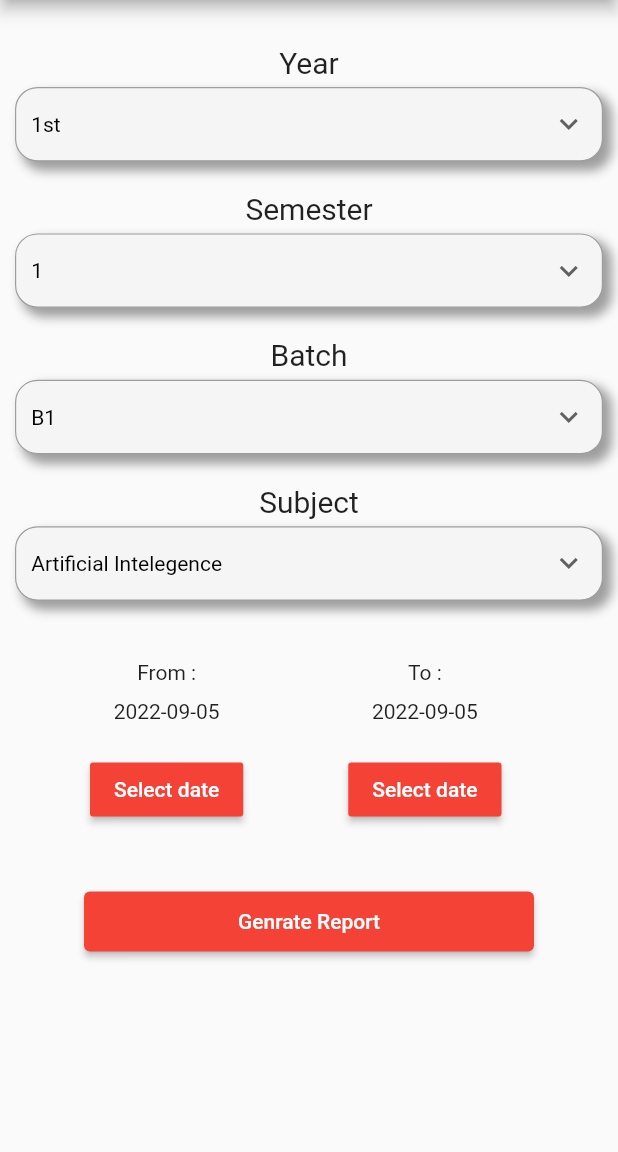
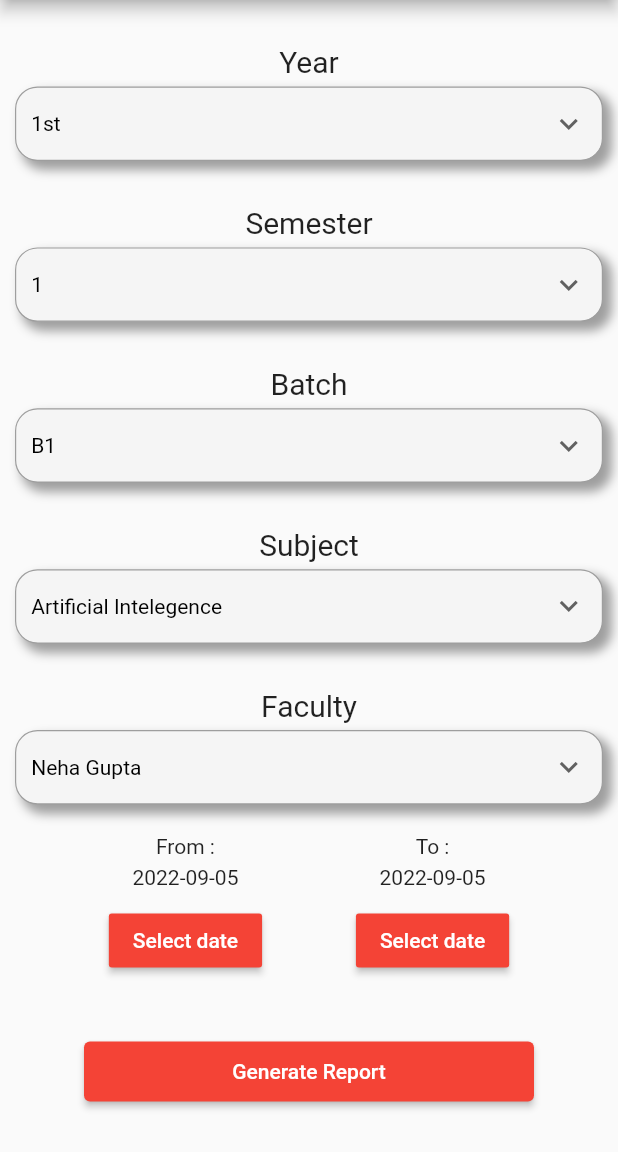
Before and after one commit to Louilasy/student_attendance, a Flutter app: the ReportGenration screen opened directly, on a phone screen of 412 x 824 dp, the part 84-1236 px from its top. Run offline on Flutter 3.47's test engine with Material 2 defaults, Android fonts, the phone set to English and light mode, and no system bars; our stand-ins replace focused_menu.

Commit message:
fix(report-and-attendance): Rectify errors

```diff
--- a/lib/main.dart
+++ b/lib/main.dart
@@ -1,5 +1,3 @@
-import 'package:student_attendance/pages/addpages/add_faculty.dart';
-import 'package:student_attendance/pages/addpages/add_student.dart';
 import 'package:student_attendance/pages/loginpages/logout.dart';
 import 'package:student_attendance/pages/profilepages/adminPage.dart';
 import 'package:student_attendance/pages/reportpages/adminreport.dart';
@@ -38,8 +36,7 @@ class myApp extends StatelessWidget {
       debugShowCheckedModeBanner: false,
       title: 'Student Attendance',
       theme: themeData,
-      home:
-          LoginPage(),
+      home: LoginPage(),
       // Logout(),
       // LoginNavScreen(),
       // AttendenceDropdownPage1(),
@@ -60,7 +57,6 @@ class myApp extends StatelessWidget {
       // AddFaculty(),
       // EditFaculty(),
       // MyHomePage(title: 'Flutter Demo Home Page'),
-
     );
   }
 }
--- a/lib/pages/detailspages/facultyScreen.dart
+++ b/lib/pages/detailspages/facultyScreen.dart
@@ -1,5 +1,5 @@
 import 'package:student_attendance/model/userDetailModel.dart';
-import 'package:student_attendance/pages/addpages/add_faculty.dart';
+import 'package:student_attendance/pages/addPages/add_faculty.dart';
 import 'package:student_attendance/widgets/profilePhotoWidget.dart';
 import 'package:student_attendance/utils/names.dart';
 import 'package:student_attendance/utils/userPrefrences.dart';
@@ -128,5 +128,4 @@ class _FacultyPageState extends State<FacultyPage> {
       ),
     );
   }
-
 }
--- a/lib/pages/reportpages/reportGeneration.dart
+++ b/lib/pages/reportpages/reportGeneration.dart
@@ -28,6 +28,7 @@ class _ReportGenrationState extends State<ReportGenration> {
           selectedDate = picked;
         });
     }
+
     Future<void> _selectDate2(BuildContext context) async {
       final DateTime? picked2 = await showDatePicker(
           context: context,
@@ -39,6 +40,7 @@ class _ReportGenrationState extends State<ReportGenration> {
           selectedDate2 = picked2;
         });
     }
+
     // String yeardropdownValue = CollegeYear[0];
     // String batchdropdownValue = Batch[0];
     // String subjectdropdownValue = Subject[0];
@@ -50,87 +52,98 @@ class _ReportGenrationState extends State<ReportGenration> {
       body: Padding(
         padding: const EdgeInsets.all(10.0),
         child: Column(
+          mainAxisAlignment: MainAxisAlignment.spaceEvenly,
           children: [
-            SizedBox(
-              height: 20,
+            // SizedBox(height: 20),
+            dropdown(
+                dropdownValue: yeardropdownValue,
+                sTring: CollegeYear,
+                hint: "Year"),
+            // SizedBox(height: 20),
+            dropdown(
+                dropdownValue: semesterdropdownValue,
+                sTring: Semester,
+                hint: "Semester"),
+            // SizedBox(height: 20),
+            dropdown(
+                dropdownValue: batchdropdownValue,
+                sTring: Batch,
+                hint: "Batch"),
+            // SizedBox(height: 20),
+            dropdown(
+                dropdownValue: subjectdropdownValue,
+                sTring: Subject,
+                hint: "Subject"),
+            // SizedBox(height: 20),
+            dropdownButton(
+              facultiesdropdownValue,
+              Faculties,
+              "Faculty",
             ),
-            dropdown(DropdownValue:yeardropdownValue, sTring:CollegeYear,Hint: "Year"),
-            SizedBox(
-              height: 20,
-            ),
-            dropdown(DropdownValue:semesterdropdownValue, sTring:Semester,Hint: "Semester"),
-            SizedBox(
-              height: 20,
-            ),
-            dropdown(DropdownValue:batchdropdownValue, sTring:Batch, Hint:"Batch"),
-            SizedBox(
-              height: 20,
-            ),
-            dropdown(DropdownValue:subjectdropdownValue, sTring:Subject, Hint:"Subject"),
-            // SizedBox(
-            //   height: 20,
-            // ),
-            // dropdownButton(facultiesdropdownValue, sTring:Faculties, "Faculty"),
-            SizedBox(height: 40,),
+            // SizedBox(height: 40),
             // Container(
             //   height: 200,
             //   width: 200,
             //   child: CupertinoDatePicker(
-            //       mode: CupertinoDatePickerMode.date,
-            //       initialDateTime: DateTime(1969, 1, 1),
-            //       onDateTimeChanged: (DateTime newDateTime) {
-            //         // Do something
-            //       },
-            //     ),
+            //     mode: CupertinoDatePickerMode.date,
+            //     initialDateTime: DateTime(1969, 1, 1),
+            //     onDateTimeChanged: (DateTime newDateTime) {
+            //       // Do something
+            //     },
+            //   ),
             // ),
             // date picker
             Row(
+              mainAxisAlignment: MainAxisAlignment.spaceEvenly,
               children: [
-          SizedBox(width: 50,),
                 Column(
                   mainAxisSize: MainAxisSize.min,
                   children: <Widget>[
                     Text("From :"),
-                SizedBox(height: 10,),
+                    SizedBox(height: 5.0),
                     Text("${selectedDate.toLocal()}".split(' ')[0]),
-                SizedBox(height: 20.0,),
-                // ignore: deprecated_member_use
-                RaisedButton(
+                    SizedBox(height: 10.0),
+                    MaterialButton(
                       color: Colors.red,
                       onPressed: () => _selectDate(context),
-                  child: Text('Select date',style: TextStyle(color: Colors.white),),
+                      child: Text(
+                        'Select date',
+                        style: TextStyle(color: Colors.white),
                       ),
-          ],),
-          SizedBox(width: 70,),
+                    ),
+                  ],
+                ),
                 Column(
                   mainAxisSize: MainAxisSize.min,
+                  mainAxisAlignment: MainAxisAlignment.spaceEvenly,
                   children: <Widget>[
                     Text("To :"),
-                SizedBox(height: 10,),
+                    SizedBox(height: 5.0),
                     Text("${selectedDate2.toLocal()}".split(' ')[0]),
-                SizedBox(height: 20.0,),
-                // ignore: deprecated_member_use
-                RaisedButton(
+                    SizedBox(height: 10.0),
+                    MaterialButton(
                       color: Colors.red,
                       onPressed: () => _selectDate2(context),
-                  child: Text('Select date',style: TextStyle(color: Colors.white),),
+                      child: Text(
+                        'Select date',
+                        style: TextStyle(color: Colors.white),
                       ),
-          ],),
-          // SizedBox(width: 20,),
+                    ),
                   ],
                 ),
-            SizedBox(height: 40,),
+              ],
+            ),
+            SizedBox(width: 40.0),
             ElevatedButton(
-              onPressed: (){
+              onPressed: () {
                 Navigator.of(context).push(
-          MaterialPageRoute(builder: (context) => ReportPdfDownloadPage()),
-
-                );}, child: Text("Genrate Report"),
-              style: ElevatedButton.styleFrom(
-                fixedSize: Size(300, 40)
+                  MaterialPageRoute(
+                      builder: (context) => ReportPdfDownloadPage()),
+                );
+              },
+              child: Text("Generate Report"),
+              style: ElevatedButton.styleFrom(fixedSize: Size(300, 40)),
             ),
-            ),
-
           ],
         ),
       ),
--- a/lib/utils/names.dart
+++ b/lib/utils/names.dart
@@ -16,12 +16,7 @@ List<String> Semester = [
   "7",
   "8",
 ];
-List<String> Batch = [
-  "B1",
-  "B2",
-  "B3",
-  "B1 & B2"
-];
+List<String> Batch = ["B1", "B2", "B3", "B1 & B2"];
 List<String> Branch = [
   "C.S.I.T",
   "Mecha",
@@ -123,9 +118,7 @@ List<String> StudentEmail = [
   "2019btcs018@student.suas.ac.in",
   "2019btcs019@student.suas.ac.in"
 ];
-List<String> FacultyDOB = [
-  "11/11/99"
-];
+List<String> FacultyDOB = ["11/11/99"];
 List<String> FacultiesID = [
   "Facultybtcs001",
 ];
@@ -171,22 +164,22 @@ List<bool> FacultiesisActive = [
   true,
 ];
 List<String> Faculties = [
-  "Ashish bansal",
+  // "Ashish bansal",
   "Neha Gupta",
   "Ashish bansal",
   "Manish Khule",
-  "Ashish bansal",
-  "Neha Gupta",
-  "Ashish bansal",
-  "Manish Khule",
-  "Ashish bansal",
-  "Neha Gupta",
-  "Ashish bansal",
-  "Manish Khule",
-  "Ashish bansal",
-  "Neha Gupta",
-  "Ashish bansal",
-  "Manish Khule",
+  // "Ashish bansal",
+  // "Neha Gupta",
+  // "Ashish bansal",
+  // "Manish Khule",
+  // "Ashish bansal",
+  // "Neha Gupta",
+  // "Ashish bansal",
+  // "Manish Khule",
+  // "Ashish bansal",
+  // "Neha Gupta",
+  // "Ashish bansal",
+  // "Manish Khule",
 ];
 List<int> isSelectedList = [
   0,
@@ -237,13 +230,13 @@ List attendencecolor = [
 String programdropdownValue = Program[0];
 String branchdropdownValue = Branch[0];
 String facultiesdropdownValue = Faculties[0];
-    Map<String,String> values = {
-      programdropdownValue:"MBA",
-      semesterdropdownValue:"1",
-      batchdropdownValue:"B1",
-      schooldropdownValue:"SCSIT",
-      subjectdropdownValue:"Artificial Intelegence",
-      yeardropdownValue:"3rd",
-      branchdropdownValue:"Mecha",
-      facultiesdropdownValue:"Neha Gupta",
+Map<String, String> values = {
+  programdropdownValue: "MBA",
+  semesterdropdownValue: "1",
+  batchdropdownValue: "B1",
+  schooldropdownValue: "SCSIT",
+  subjectdropdownValue: "Artificial Intelegence",
+  yeardropdownValue: "3rd",
+  branchdropdownValue: "Mecha",
+  facultiesdropdownValue: "Neha Gupta",
 };
--- a/lib/widgets/dropDownWidget.dart
+++ b/lib/widgets/dropDownWidget.dart
@@ -1,15 +1,19 @@
 import 'package:student_attendance/utils/names.dart';
 import 'package:flutter/material.dart';
 
-Widget dropdownButton(String? dropdownValue, List<String> string, String hint,){
+Widget dropdownButton(
+  String? dropdownValue,
+  List<String> string,
+  String hint,
+  // {required List<String> sTring}
+) {
   // switch (hint) {
   //   case "Program":
   //     dropdownValue = programdropdownValue;
   //     break;
   //   default:
   // }
-  void ChangeState(){
-
+  void ChangeState() {
     switch (hint) {
       case "Program":
         programdropdownValue = dropdownValue!;
@@ -38,12 +42,17 @@ Widget dropdownButton(String? dropdownValue, List<String> string, String hint,){
       default:
     }
   }
-  return
-  Container(
+
+  return Container(
     child: Column(
       children: [
-        Text(hint, style: TextStyle(fontSize: 20),),
-        SizedBox(height: 5,),
+        Text(
+          hint,
+          style: TextStyle(fontSize: 20),
+        ),
+        SizedBox(
+          height: 5,
+        ),
         Container(
           padding: EdgeInsets.symmetric(horizontal: 10.0),
           decoration: BoxDecoration(
@@ -51,7 +60,8 @@ Widget dropdownButton(String? dropdownValue, List<String> string, String hint,){
               borderRadius: BorderRadius.circular(15.0),
               border: Border.all(
                   color: Colors.grey, style: BorderStyle.solid, width: 0.80),
-                boxShadow: [BoxShadow(
+              boxShadow: [
+                BoxShadow(
                   color: Colors.grey,
                   offset: const Offset(
                     5.0,
@@ -59,31 +69,26 @@ Widget dropdownButton(String? dropdownValue, List<String> string, String hint,){
                   ),
                   blurRadius: 5.0,
                   spreadRadius: 1.0,
-                          ),]
                 ),
-          child:
-           DropdownButton<String>(
+              ]),
+          child: DropdownButton<String>(
             isExpanded: true,
-                                    // hint: Text(hint,style: TextStyle(color: Colors.black),),
+            hint: Text(
+              hint,
+              style: TextStyle(color: Colors.black),
+            ),
             value: dropdownValue,
             icon: const Icon(Icons.keyboard_arrow_down_outlined),
             elevation: 16,
             dropdownColor: Colors.grey[100],
             style: const TextStyle(color: Colors.black),
-                                    underline: Container(
-                                        height: 0,
-                                    color: Colors.black),
+            underline: Container(height: 0, color: Colors.black),
             onChanged: (String? newval) {
               // setState((){
-                                           dropdownValue
-                                       = newval!;
+              dropdownValue = newval!;
               ChangeState();
               // });
             },
-
-
-
-
             items: string.map<DropdownMenuItem<String>>((String value) {
               return DropdownMenuItem<String>(
                 value: value,
@@ -91,30 +96,32 @@ Widget dropdownButton(String? dropdownValue, List<String> string, String hint,){
               );
             }).toList(),
           ),
-
         ),
       ],
     ),
   );
 }
 
-
 class dropdown extends StatefulWidget {
- String DropdownValue = '';
- List<String> sTring=[];
- String Hint='';
-dropdown({ Key? key ,required this.DropdownValue , required this.sTring, required this.Hint,}) : super(key: key);
+  final String dropdownValue;
+  final List<String> sTring;
+  final String hint;
+  dropdown({
+    Key? key,
+    required this.dropdownValue,
+    required this.sTring,
+    required this.hint,
+  }) : super(key: key);
 
   @override
   _dropdownState createState() => _dropdownState();
 }
 
 class _dropdownState extends State<dropdown> {
-  late String dropdownValue ;
+  late String dropdownValue;
   late List<String> string;
   late String hint;
-  void ChangeState(){
-
+  void ChangeState() {
     switch (hint) {
       case "Program":
         programdropdownValue = dropdownValue;
@@ -143,20 +150,22 @@ class _dropdownState extends State<dropdown> {
       default:
     }
   }
+
   void initState() {
     super.initState();
-    dropdownValue = widget.DropdownValue;
+    dropdownValue = widget.dropdownValue;
     string = widget.sTring;
-    hint=widget.Hint;
+    hint = widget.hint;
   }
 
   @override
   Widget build(BuildContext context) {
     return Container(
+      padding: EdgeInsets.only(bottom: 10.0),
       child: Column(
         children: [
-        Text(hint, style: TextStyle(fontSize: 20),),
-        SizedBox(height: 5,),
+          Text(hint, style: TextStyle(fontSize: 20)),
+          SizedBox(height: 5),
           Container(
             padding: EdgeInsets.symmetric(horizontal: 10.0),
             decoration: BoxDecoration(
@@ -164,18 +173,15 @@ void initState() {
                 borderRadius: BorderRadius.circular(15.0),
                 border: Border.all(
                     color: Colors.grey, style: BorderStyle.solid, width: 0.80),
-                boxShadow: [BoxShadow(
+                boxShadow: [
+                  BoxShadow(
                     color: Colors.grey,
-                            offset: const Offset(
-                              5.0,
-                              5.0,
-                            ),
+                    offset: const Offset(5.0, 5.0),
                     blurRadius: 5.0,
                     spreadRadius: 1.0,
-                          ),]
                   ),
-          child:
-           DropdownButton<String>(
+                ]),
+            child: DropdownButton<String>(
               isExpanded: true,
               // hint: Text(hint,style: TextStyle(color: Colors.black),),
               value: dropdownValue,
@@ -183,19 +189,13 @@ void initState() {
               elevation: 16,
               dropdownColor: Colors.grey[100],
               style: const TextStyle(color: Colors.black),
-                                    underline: Container(
-                                        height: 0,
-                                    color: Colors.black),
+              underline: Container(height: 0, color: Colors.black),
               onChanged: (String? newval) {
-                                        setState((){
-                                           dropdownValue
-                                       = newval!;
+                setState(() {
+                  dropdownValue = newval!;
                   ChangeState();
                 });
               },
-
-
-
 
               items: string.map<DropdownMenuItem<String>>((String value) {
                 return DropdownMenuItem<String>(
@@ -204,7 +204,6 @@ void initState() {
                 );
               }).toList(),
             ),
-
           ),
         ],
       ),
```
Also changed, not shown: lib/pages/attendancePages/attendancePage.dart (+10 -21 lines), lib/pages/attendancePages/attendancedropdown1.dart (+61 -19 lines), lib/pages/attendancePages/attendancedropdownpage2.dart (+47 -16 lines), lib/pages/detailspages/facultyDetailpage.dart (+4 -3 lines), lib/pages/detailspages/studentDetailspage.dart (+24 -10 lines), lib/pages/reportpages/adminreport.dart (+59 -23 lines), lib/pages/reportpages/reportPdfDownload.dart (+4 -4 lines), lib/widgets/datepicker.dart (+5 -5 lines), 32 other files. Lines whose indentation alone changed are shown as unchanged.
